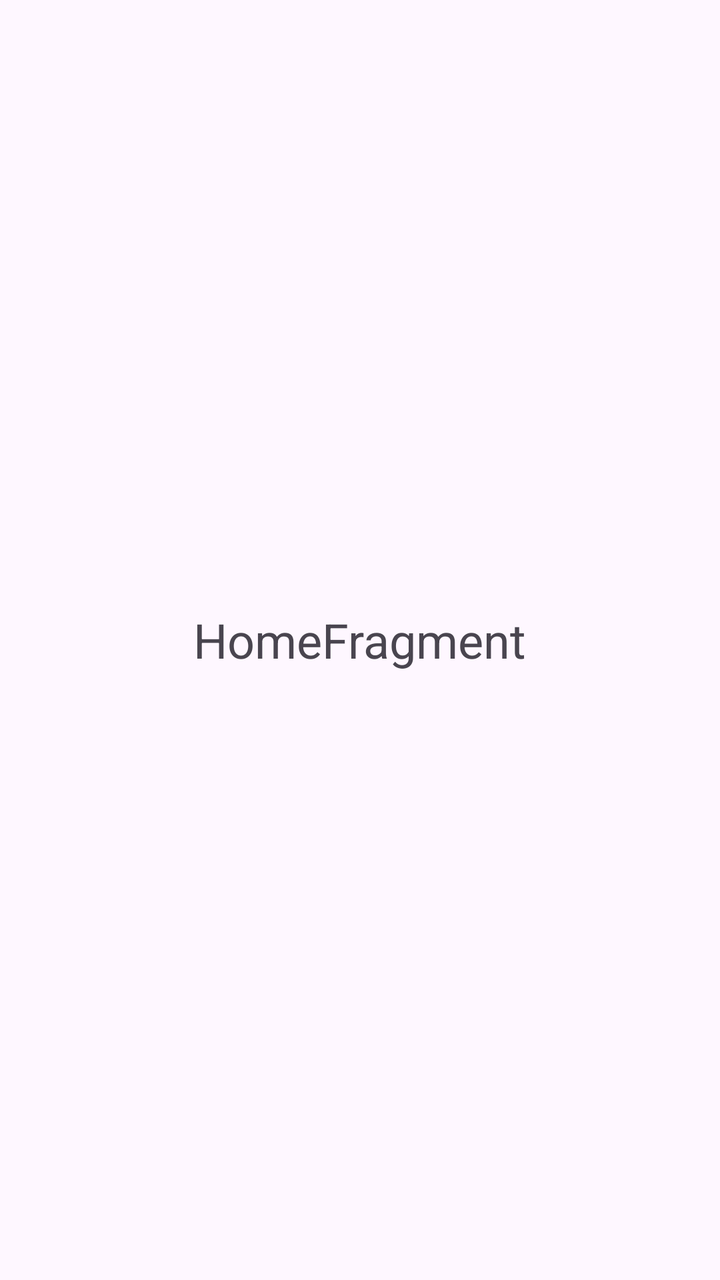
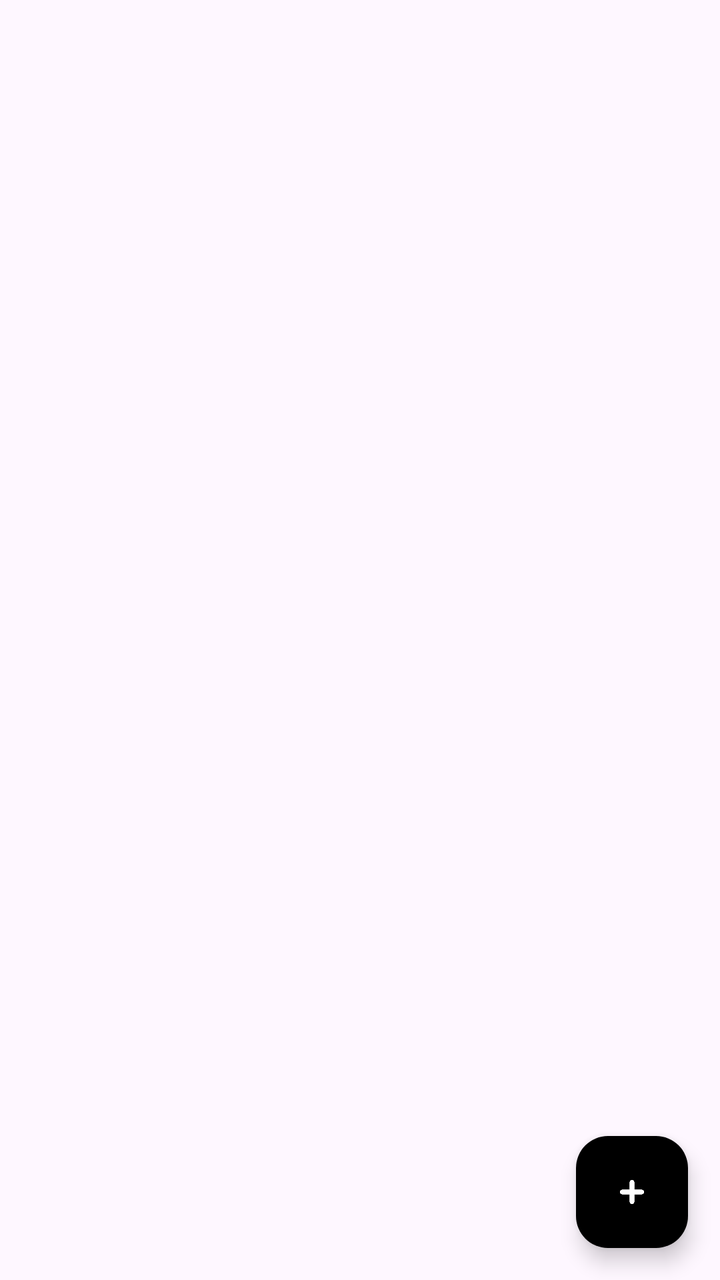

Two renders of the same Android screen: before a commit and after it. Below are the layout's source before the change and the commit's diff.
<!-- AndroidManifest.xml: application theme Theme.MyApplication -->
<!-- res/layout/fragment_home.xml -->
<FrameLayout xmlns:android="http://schemas.android.com/apk/res/android"
    xmlns:tools="http://schemas.android.com/tools"
    android:layout_width="match_parent"
    android:layout_height="match_parent"
    xmlns:app="http://schemas.android.com/apk/res-auto"
    tools:context="com.example.myapplication.ui.home.HomeFragment">

    

    <TextView
        android:layout_width="wrap_content"
        android:layout_height="wrap_content"
        android:layout_gravity="center"
        android:text="@string/home_fragment"
        android:textSize="24sp" />

    <androidx.recyclerview.widget.RecyclerView
        android:id="@+id/rvSchedules"
        android:layout_width="match_parent"
        android:layout_height="match_parent"
        android:padding="16dp"
        app:layoutManager="androidx.recyclerview.widget.LinearLayoutManager"
        tools:listitem="@layout/item_home_schedule"/>

</FrameLayout>
<!-- res/layout/item_home_schedule.xml (included above) -->
<?xml version="1.0" encoding="utf-8"?>
<LinearLayout xmlns:android="http://schemas.android.com/apk/res/android"
    xmlns:app="http://schemas.android.com/apk/res-auto"
    android:layout_width="match_parent"
    android:layout_height="wrap_content"
    android:orientation="horizontal"
    android:padding="12dp"
    android:gravity="center_vertical">

    <ImageView
        android:id="@+id/ivIcon"
        android:layout_width="40dp"
        android:layout_height="40dp"
        android:contentDescription="Icon"
        android:src="@drawable/ic_add"
        android:layout_marginEnd="12dp"
        app:tint="@android:color/black" />
    <LinearLayout
        android:layout_width="0dp"
        android:layout_height="wrap_content"
        android:layout_weight="1"
        android:orientation="vertical">
        <TextView
            android:id="@+id/tvTitle"
            android:layout_width="match_parent"
            android:layout_height="wrap_content"
            android:textStyle="bold"
            android:textSize="16sp"
            android:text="Habit Name" />
        <TextView
            android:id="@+id/tvTime"
            android:layout_width="match_parent"
            android:layout_height="wrap_content"
            android:text="10:00 - 11:00"
            android:layout_marginTop="4dp" />
        <TextView
            android:id="@+id/tvNotes"
            android:layout_width="match_parent"
            android:layout_height="wrap_content"
            android:text="Notes"
            android:layout_marginTop="4dp"
            android:textAppearance="?android:attr/textAppearanceSmall"
            android:visibility="gone" />
    </LinearLayout>
</LinearLayout>
<!-- resources referenced by this layout -->
<resources>
  <!-- drawable ic_add: png bitmap (drawable, 6537 bytes) -->
  <string name="home_fragment">HomeFragment</string>
  <style name="Theme.MyApplication" parent="Base.Theme.MyApplication" />
  <style name="Base.Theme.MyApplication" parent="Theme.Material3.DayNight.NoActionBar">
          
          
      </style>
</resources>

<!-- the commit's change to res/layout/fragment_home.xml (unified diff, before → after) -->
@@ -7,12 +7,12 @@
 
     
 
-    <TextView
-        android:layout_width="wrap_content"
-        android:layout_height="wrap_content"
-        android:layout_gravity="center"
-        android:text="@string/home_fragment"
-        android:textSize="24sp" />
+
+
+
+
+
+
 
     <androidx.recyclerview.widget.RecyclerView
         android:id="@+id/rvSchedules"
@@ -21,7 +21,23 @@
         android:padding="16dp"
         app:layoutManager="androidx.recyclerview.widget.LinearLayoutManager"
         tools:listitem="@layout/item_home_schedule"/>
-
+    <com.google.android.material.floatingactionbutton.FloatingActionButton
+        android:id="@+id/btnAddHabit"
+        android:layout_width="wrap_content"
+        android:layout_height="wrap_content"
+        android:src="@drawable/ic_add"
+        app:tint="@color/white"
+        app:backgroundTint="@color/black"
+        android:layout_gravity="bottom|end"
+        android:layout_margin="16dp"/>
+    <TextView
+        android:id="@+id/tvEmpty"
+        android:layout_width="wrap_content"
+        android:layout_height="wrap_content"
+        android:text="No schedules for today"
+        android:layout_gravity="center"
+        android:textSize="18sp"
+        android:visibility="gone"/>
 </FrameLayout>
 <!-- res/layout/item_home_schedule.xml (included above) -->
 <?xml version="1.0" encoding="utf-8"?>
<!-- resource entries referenced after the edit -->
@@ -1,7 +1,8 @@
 <!-- resources referenced by this layout -->
 <resources>
+  <color name="black">#FF000000</color>
+  <color name="white">#FFFFFFFF</color>
   <!-- drawable ic_add: png bitmap (drawable, 6537 bytes) -->
-  <string name="home_fragment">HomeFragment</string>
   <style name="Theme.MyApplication" parent="Base.Theme.MyApplication" />
   <style name="Base.Theme.MyApplication" parent="Theme.Material3.DayNight.NoActionBar">
           
